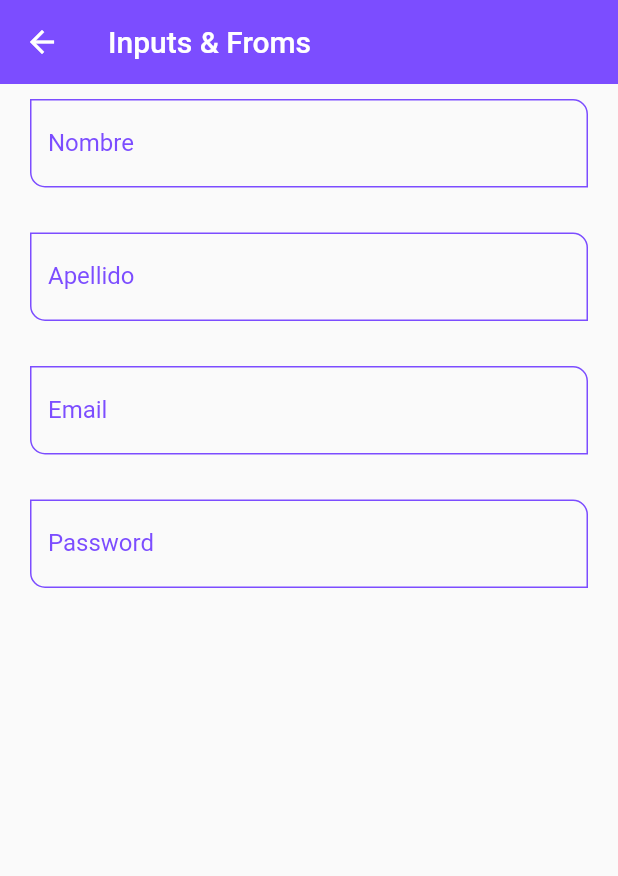
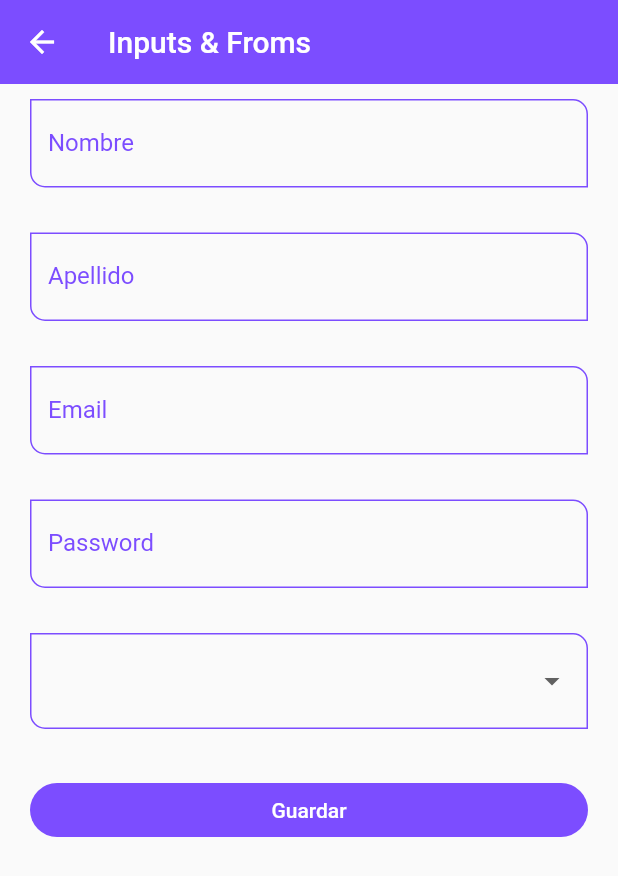
Before and after one commit to johnhaverh/componentsFlutter, a Flutter app: the InputsPage screen opened by its route, on a phone screen of 412 x 824 dp. Shown: the top 876 px of the screen. Run offline on Flutter 3.47's test engine with Material 2 defaults, Android fonts, the phone set to English and light mode, and no system bars.

Commit message:
componentsflutter: inputs_page.dart & custom_input_field.dart: update

```diff
--- a/lib/pages/inputs_page.dart
+++ b/lib/pages/inputs_page.dart
@@ -7,6 +7,16 @@ class InputsPage extends StatelessWidget {
 
   @override
   Widget build(BuildContext context) {
+
+    final GlobalKey<FormState> myFormKey = GlobalKey<FormState>();
+    final Map<String, String> formValues ={
+      'first_name': '',
+      'last_name' : '',
+      'email'     : '',
+      'passwrod'  : '',
+      'role'      : ''
+    };
+
     return Scaffold(
       appBar: AppBar(
         title: Text('Inputs & Froms'),
@@ -14,17 +24,48 @@ class InputsPage extends StatelessWidget {
       body: SingleChildScrollView(
         child: Padding(
           padding: EdgeInsets.symmetric(horizontal: 20,vertical: 10),
+          child: Form(
+            key:myFormKey,
             child: Column(
               children: [
-              CustomInputField(labelText: 'Nombre', hintText: 'Nombre del usuario',),
+                CustomInputField(labelText: 'Nombre', hintText: 'Nombre del usuario',textCapitalization: TextCapitalization.words, formProperty: 'first_name', formValues: formValues,),
                 SizedBox(height:30),
-              CustomInputField(labelText: 'Apellido', hintText: 'Apellido del usuario',),
+                CustomInputField(labelText: 'Apellido', hintText: 'Apellido del usuario',textCapitalization: TextCapitalization.words, formProperty: 'last_name', formValues: formValues,),
                 SizedBox(height:30),
-              CustomInputField(labelText: 'Email', hintText: 'Email del usuario',keyboardType: TextInputType.emailAddress),
+                CustomInputField(labelText: 'Email', hintText: 'Email del usuario',keyboardType: TextInputType.emailAddress, formProperty: 'email', formValues: formValues,),
                 SizedBox(height:30),
-              CustomInputField(labelText: 'Password', hintText: 'Password del usuario',obscureText: true),
+                CustomInputField(labelText: 'Password', hintText: 'Password del usuario',obscureText: true, formProperty: 'password', formValues: formValues,),
                 SizedBox(height:30),
+
+                DropdownButtonFormField<String>(
+                 items: [
+                   DropdownMenuItem(value:'Admin', child: Text('Admin'), ),
+                   DropdownMenuItem(value:'PM', child: Text('PM'), ),
+                   DropdownMenuItem(value:'Developer', child: Text('Developer'), ),
+                   DropdownMenuItem(value:'Tester', child: Text('Tester'), ),
                  ],
+                 onChanged: (value) {
+                   print(value);
+                   formValues['role'] = value;
+                 },
+                ),
+                SizedBox(height:30),
+
+                ElevatedButton(
+                  child: SizedBox(
+                    width: double.infinity,
+                    child: Center(child: Text('Guardar'))
+                  ),
+                  onPressed: (){
+                    FocusScope.of(context).requestFocus(FocusNode());
+                    if (!myFormKey.currentState.validate()) {
+                      print('Invalid Form') ;
+                      return;}
+                    print(formValues);
+                  },
+                  )
+              ],
+            ),
           ),
         )
       )
--- a/lib/widgets/custom_input_field.dart
+++ b/lib/widgets/custom_input_field.dart
@@ -12,19 +12,37 @@ class CustomInputField extends StatelessWidget {
   final String initialValue;
   final TextInputType keyboardType;
   final bool obscureText;
+  final TextCapitalization textCapitalization;
+  final String formProperty;
+  final Map<String, String> formValues;
 
-  const CustomInputField({ Key key, this.hintText, this.labelText, this.helperText, this.icon, this.suffixIcon, this.preffixIcon, this.counterText, this.initialValue, this.keyboardType, this.obscureText = false,}) : super(key: key);
+  const CustomInputField({
+    Key key,
+    this.hintText,
+    this.labelText,
+    this.helperText,
+    this.icon,
+    this.suffixIcon,
+    this.preffixIcon,
+    this.counterText,
+    this.initialValue,
+    this.keyboardType,
+    this.obscureText = false,
+    this.textCapitalization=TextCapitalization.none,
+    @required this.formProperty,
+    @required this.formValues,
+  }) : super(key: key);
 
   @override
   Widget build(BuildContext context) {
     return TextFormField(
       autofocus: false,
       initialValue: initialValue,
-      textCapitalization: TextCapitalization.words,
+      textCapitalization: textCapitalization,
       keyboardType: keyboardType,
       obscureText: obscureText,
       onChanged: (value) {
-        //print(value);
+        formValues[formProperty] = value;
       },
       validator: (value) {
         if (value == null ) return 'requerido';
```
Lines whose indentation alone changed are shown as unchanged.
